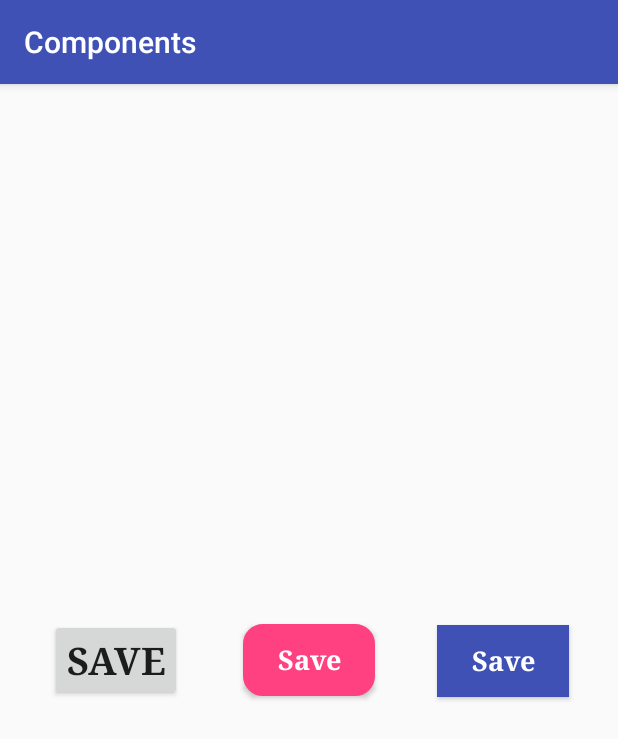
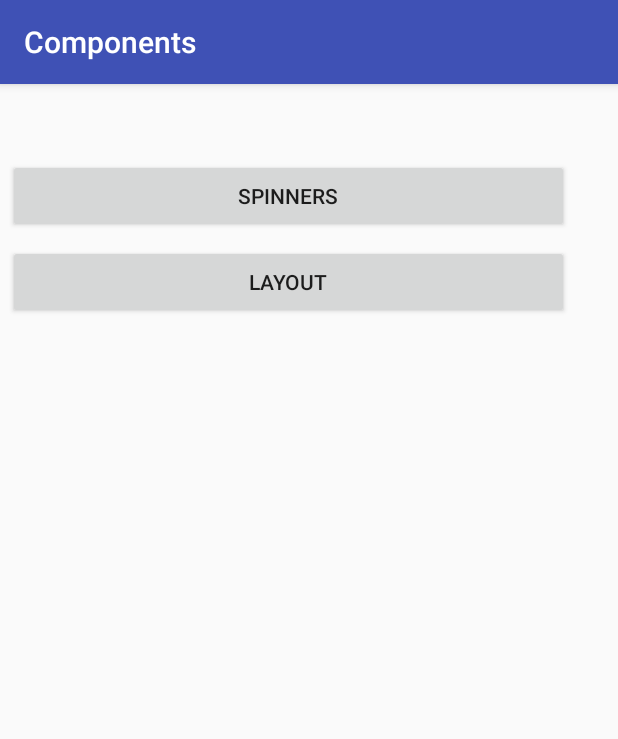
Before and after one commit to Leidy-Zulu/Components, an Android app: the screen it shows after launch (Button before the commit, MainActivity after it), on a phone screen of 412 x 824 dp. Shown: the top 739 px of the screen. Run offline under Robolectric (Android 15) with nearby library versions, the phone set to English and light mode, and no system bars.

Commit message:
add: spinner, layout main

```diff
--- /dev/null
+++ b/app/src/main/java/com/example/components/MainActivity.java
@@ -0,0 +1,27 @@
+package com.example.components;
+
+import android.content.Intent;
+import android.support.v7.app.AppCompatActivity;
+import android.os.Bundle;
+import android.view.View;
+
+public class MainActivity extends AppCompatActivity {
+
+    @Override
+    protected void onCreate(Bundle savedInstanceState) {
+        super.onCreate(savedInstanceState);
+        setContentView(R.layout.activity_main);
+    }
+
+    public void loadSpinner(View view){
+        Intent intent = new Intent(this, SpinnerActivity.class);
+        startActivity(intent);
+    }
+
+    public void loadLayout(View view){
+        Intent intent = new Intent(this, LayoutActivity.class);
+        intent.putExtra("parametro1", "Homer");
+        intent.putExtra("parametro2", "Simpsom");
+        startActivity(intent);
+    }
+}
--- /dev/null
+++ b/app/src/main/res/layout/activity_main.xml
@@ -0,0 +1,30 @@
+<?xml version="1.0" encoding="utf-8"?>
+<android.support.constraint.ConstraintLayout xmlns:android="http://schemas.android.com/apk/res/android"
+    xmlns:app="http://schemas.android.com/apk/res-auto"
+    xmlns:tools="http://schemas.android.com/tools"
+    android:layout_width="match_parent"
+    android:layout_height="match_parent"
+    tools:context="com.example.components.MainActivity">
+
+    <Button
+        android:id="@+id/button"
+        android:layout_width="374dp"
+        android:layout_height="49dp"
+        android:layout_marginLeft="5dp"
+        android:layout_marginTop="8dp"
+        android:onClick="loadLayout"
+        android:text="Layout"
+        app:layout_constraintLeft_toLeftOf="parent"
+        app:layout_constraintTop_toBottomOf="@+id/button3" />
+
+    <Button
+        android:id="@+id/button3"
+        android:layout_width="374dp"
+        android:layout_height="49dp"
+        android:layout_marginLeft="5dp"
+        android:layout_marginTop="50dp"
+        android:onClick="loadSpinner"
+        android:text="Spinners"
+        app:layout_constraintLeft_toLeftOf="parent"
+        app:layout_constraintTop_toTopOf="parent" />
+</android.support.constraint.ConstraintLayout>
--- a/build.gradle
+++ b/build.gradle
@@ -5,7 +5,7 @@ buildscript {
         jcenter()
     }
     dependencies {
-        classpath 'com.android.tools.build:gradle:2.3.2'
+        classpath 'com.android.tools.build:gradle:2.3.3'
 
         // NOTE: Do not place your application dependencies here; they belong
         // in the individual module build.gradle files
```
Also changed, not shown: app/src/main/AndroidManifest.xml (+5 -2 lines), app/src/main/java/com/example/components/LayoutActivity.java (added, +21 -0 lines), app/src/main/java/com/example/components/SpinnerActivity.java (added, +70 -0 lines), app/src/main/res/layout/activity_layout.xml (added, +79 -0 lines), app/src/main/res/layout/activity_spinner.xml (added, +25 -0 lines), app/src/main/res/values/strings.xml (+10 -0 lines).
